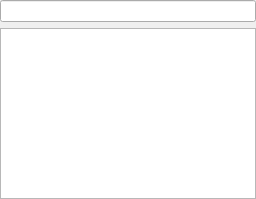
This is src/resultsbottomuppage.ui in KDAB/hotspot as Qt 5 draws it before an edit. The edited form follows.
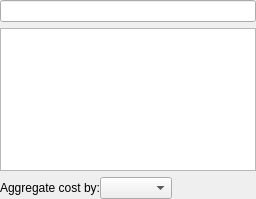
This is the edited form.

Commit message:
support custom bottom cost aggregation
closes #15

The edit to the form file:
```diff
--- a/src/resultsbottomuppage.ui
+++ b/src/resultsbottomuppage.ui
@@ -46,6 +46,50 @@
      </property>
     </widget>
    </item>
+   <item>
+    <widget class="QWidget" name="widget" native="true">
+     <layout class="QHBoxLayout" name="horizontalLayout_2">
+      <property name="spacing">
+       <number>0</number>
+      </property>
+      <property name="leftMargin">
+       <number>0</number>
+      </property>
+      <property name="topMargin">
+       <number>0</number>
+      </property>
+      <property name="rightMargin">
+       <number>0</number>
+      </property>
+      <property name="bottomMargin">
+       <number>0</number>
+      </property>
+      <item>
+       <widget class="QLabel" name="costAggregationLabel">
+        <property name="text">
+         <string>Aggregate cost by:</string>
+        </property>
+       </widget>
+      </item>
+      <item>
+       <widget class="QComboBox" name="costAggregationComboBox"/>
+      </item>
+      <item>
+       <spacer name="horizontalSpacer">
+        <property name="orientation">
+         <enum>Qt::Horizontal</enum>
+        </property>
+        <property name="sizeHint" stdset="0">
+         <size>
+          <width>40</width>
+          <height>20</height>
+         </size>
+        </property>
+       </spacer>
+      </item>
+     </layout>
+    </widget>
+   </item>
   </layout>
  </widget>
  <resources/>
```
Left out of the diff: 2 changed lines with no effect on the pictures. The commit also changes 6 other files.
